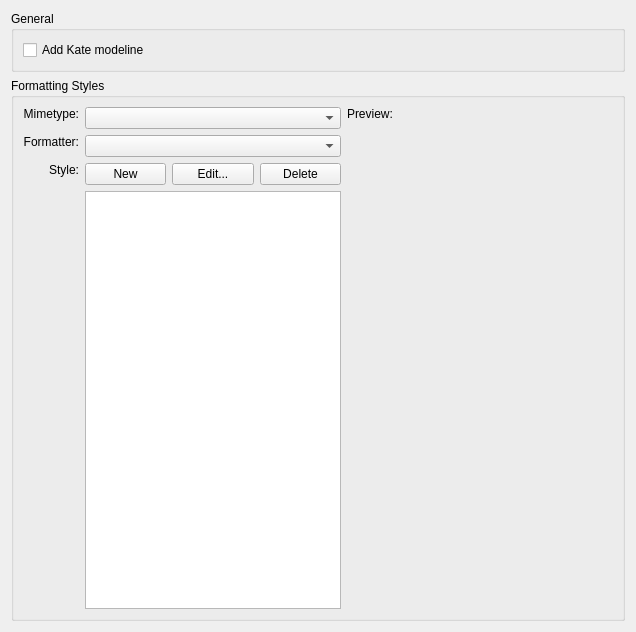
This is shell/settings/sourceformattersettings.ui in KDE/kdevelop as Qt 5 draws it before an edit. The edited form follows.
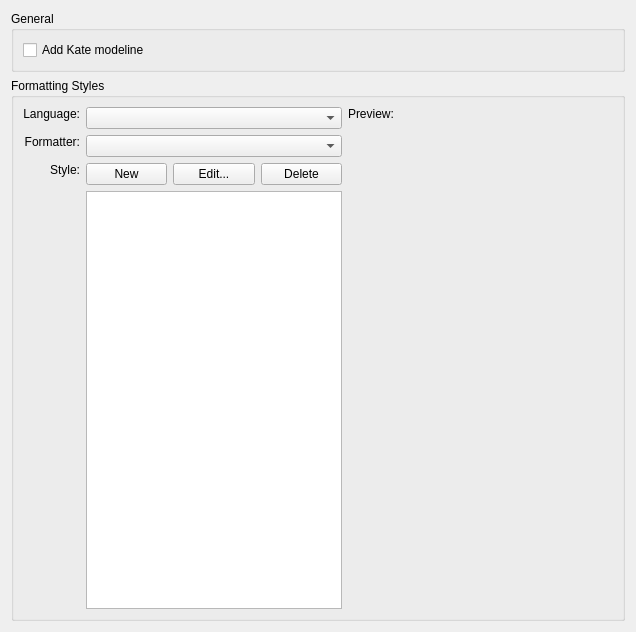
This is the edited form. Custom widgets are drawn as their Qt base class.

Commit message: Set formatter and style per language, not mime type. Make style references from different languages with the same name one style object.

Diff of the .ui file:
```diff
--- a/shell/settings/sourceformattersettings.ui
+++ b/shell/settings/sourceformattersettings.ui
@@ -51,7 +51,7 @@
       <item row="0" column="0">
        <widget class="QLabel" name="label">
         <property name="text">
-         <string>Mimetype:</string>
+         <string>Language:</string>
         </property>
         <property name="alignment">
          <set>Qt::AlignRight|Qt::AlignTop|Qt::AlignTrailing</set>
```
The commit also changes 5 other files.
